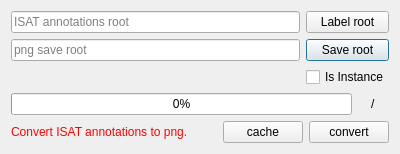
Above: ui/convert_dialog.ui from yatengLG/ISAT before the change. Below: the same form after it.
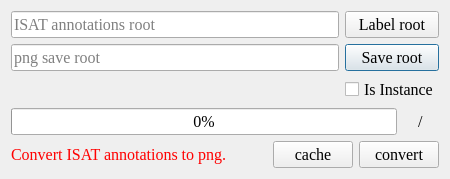
That is the form after the change. Icons and pictures are not drawn.

The edit to the form file:
```diff
--- a/ui/convert_dialog.ui
+++ b/ui/convert_dialog.ui
@@ -9,10 +9,16 @@
    <rect>
     <x>0</x>
     <y>0</y>
-    <width>400</width>
-    <height>147</height>
+    <width>450</width>
+    <height>175</height>
    </rect>
   </property>
+  <property name="font">
+   <font>
+    <family>Times New Roman</family>
+    <pointsize>12</pointsize>
+   </font>
+  </property>
   <property name="windowTitle">
    <string>ISAT to png converter</string>
   </property>
```
Left out of the diff: 12 changed lines with no effect on the pictures.
